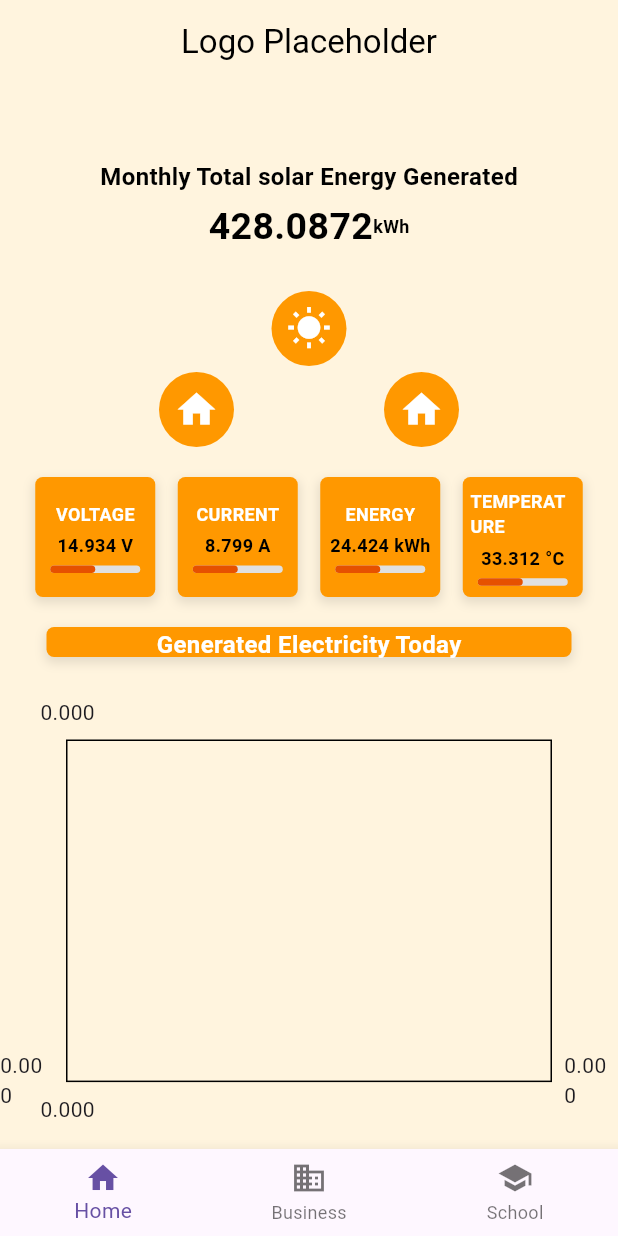
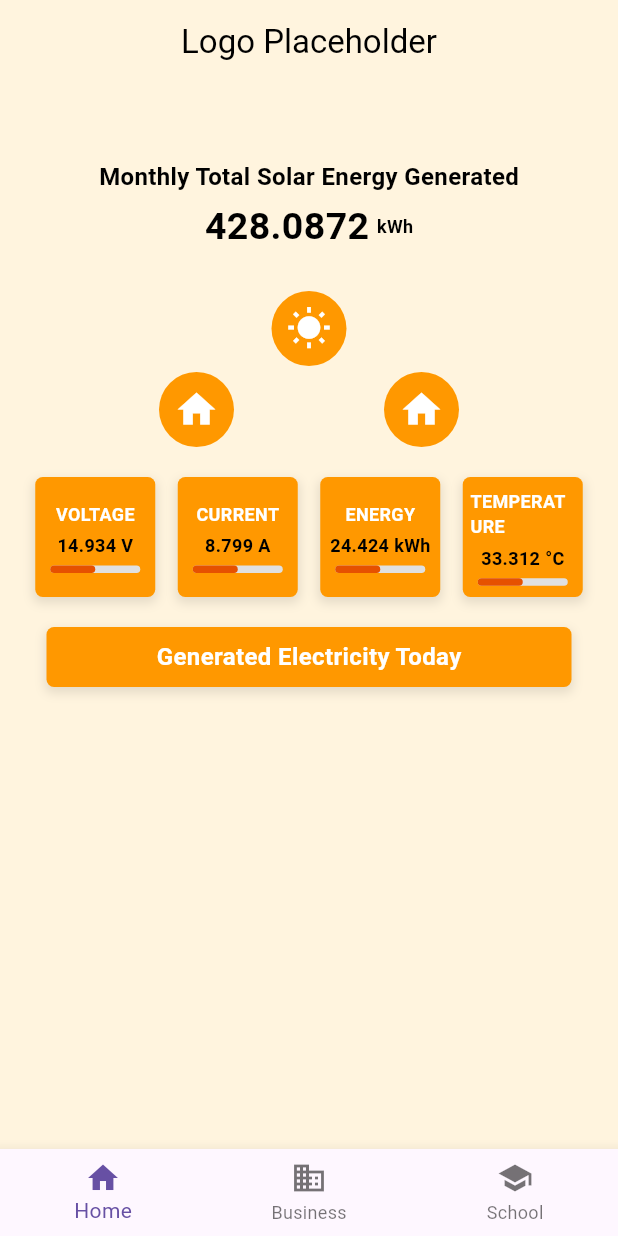
Before and after one commit to Alexdc12345/SINAG, a Flutter app: the screen it shows after launch, on a phone screen of 412 x 824 dp. Run offline on Flutter 3.47's test engine with Material 3 defaults, Android fonts, the light colour scheme and no system bars; drawn by our look-alikes of fl_chart.

Commit message:
Initial Commit hell yeah

```diff
--- a/lib/Screens/Home.dart
+++ b/lib/Screens/Home.dart
@@ -19,19 +19,17 @@ class HomePage extends StatelessWidget {
       ),
       backgroundColor: const Color(0xFFFFF4DE), // Background color set to #FFF4DE
       body: Column(
-
         children: [
           const SizedBox(height: 50),
-
-          const Column(
+          const Column(  // Removed const from here
             mainAxisAlignment: MainAxisAlignment.center,
-            children: [
+            children: [  // Moved const here
               Text(
-                'Monthly Total solar Energy Generated',
+                'Monthly Total Solar Energy Generated',
                 style: TextStyle(
                   fontSize: 16,
                   fontWeight: FontWeight.bold,
-                  color: Colors.black
+                  color: Colors.black,
                 ),
               ),
               SizedBox(height: 4),
@@ -43,16 +41,17 @@ class HomePage extends StatelessWidget {
                     style: TextStyle(
                       fontSize: 25,
                       fontWeight: FontWeight.bold,
-                        color: Colors.black
+                      color: Colors.black,
                     ),
                   ),
+                  SizedBox(width: 5), // Added SizedBox to provide space between the Text widgets
                   Text(
+                    'kWh',
                     textAlign: TextAlign.center,
-                    'kWh',
                     style: TextStyle(
                       fontSize: 12,
                       fontWeight: FontWeight.bold,
-                        color: Colors.black
+                      color: Colors.black,
                     ),
                   ),
                 ],
@@ -60,17 +59,17 @@ class HomePage extends StatelessWidget {
             ],
           ),
           const SizedBox(height: 25),
-          const Column(
+          Column( // Removed const from here
             children: [
-              CircleAvatar(
+              const CircleAvatar( // Moved const here
                 radius: 25,
                 backgroundColor: Colors.orange,
                 child: Icon(Icons.wb_sunny, size: 30, color: Colors.white),
               ),
-              SizedBox(height: 4),
+              const SizedBox(height: 4),
               Row(
                 mainAxisAlignment: MainAxisAlignment.center,
-                  children: [
+                children: const [
                   CircleAvatar(
                     radius: 25,
                     backgroundColor: Colors.orange,
@@ -82,12 +81,10 @@ class HomePage extends StatelessWidget {
                     backgroundColor: Colors.orange,
                     child: Icon(Icons.home, size: 30, color: Colors.white),
                   ),
-                ]
-              )
                 ],
               ),
-
-
+            ],
+          ),
           Container(
             margin: const EdgeInsets.only(top: 20),
             child: Row(
@@ -109,7 +106,7 @@ class HomePage extends StatelessWidget {
           ),
           const SizedBox(height: 20), // Space below the row of containers
           Container(
-            height: 20,
+            height: 40, // Adjusted height to fit the text
             width: 350,
             decoration: BoxDecoration(
               color: Colors.orange,
@@ -123,30 +120,19 @@ class HomePage extends StatelessWidget {
                 ),
               ],
             ),
-            child: const Column(
-              mainAxisAlignment: MainAxisAlignment.center,
-              children: [
-                Text(
+            child: const Center( // Changed from Column to Center
+              child: Text(
                 'Generated Electricity Today',
                 style: TextStyle(
                   fontSize: 16,
                   fontWeight: FontWeight.bold,
                   color: Colors.white,
                 ),
-                )
-              ],
+              ),
             ),
           ),
           const SizedBox(height: 25),
-          LineChart(
-            LineChartData(
-              gridData: const FlGridData(show: true), // Removed const from here
-              titlesData: const FlTitlesData(show: true),
-              borderData: FlBorderData(show: true),
 
-            )
-
-          ),
         ],
       ),
       bottomNavigationBar: BottomNavigationBar(
```
Lines whose indentation alone changed are shown as unchanged.
